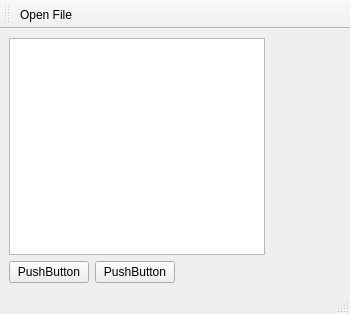
Old version of the form Worksheet6/ProjectQt/mainwindow.ui in the repository senthil-zzz/2025_20679055.
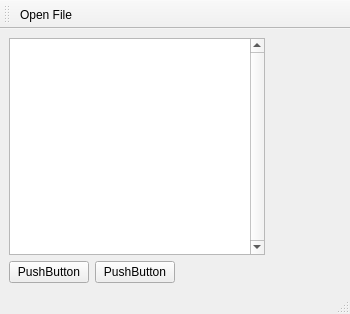
New version of the form. Icons and pictures are not drawn.

```diff
--- a/Worksheet6/ProjectQt/mainwindow.ui
+++ b/Worksheet6/ProjectQt/mainwindow.ui
@@ -32,7 +32,7 @@
       <item>
        <widget class="QTreeView" name="treeView">
         <property name="sizePolicy">
-         <sizepolicy hsizetype="Fixed" vsizetype="Expanding">
+         <sizepolicy hsizetype="Expanding" vsizetype="Expanding">
           <horstretch>0</horstretch>
           <verstretch>0</verstretch>
          </sizepolicy>
@@ -40,6 +40,9 @@
         <property name="contextMenuPolicy">
          <enum>Qt::ContextMenuPolicy::ActionsContextMenu</enum>
         </property>
+        <property name="verticalScrollBarPolicy">
+         <enum>Qt::ScrollBarPolicy::ScrollBarAlwaysOn</enum>
+        </property>
        </widget>
       </item>
       <item>
```
